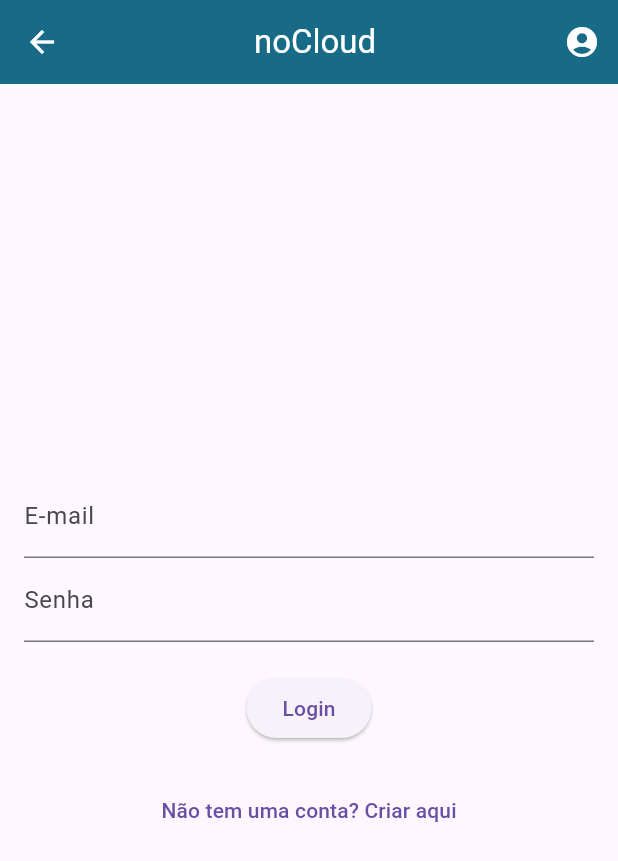
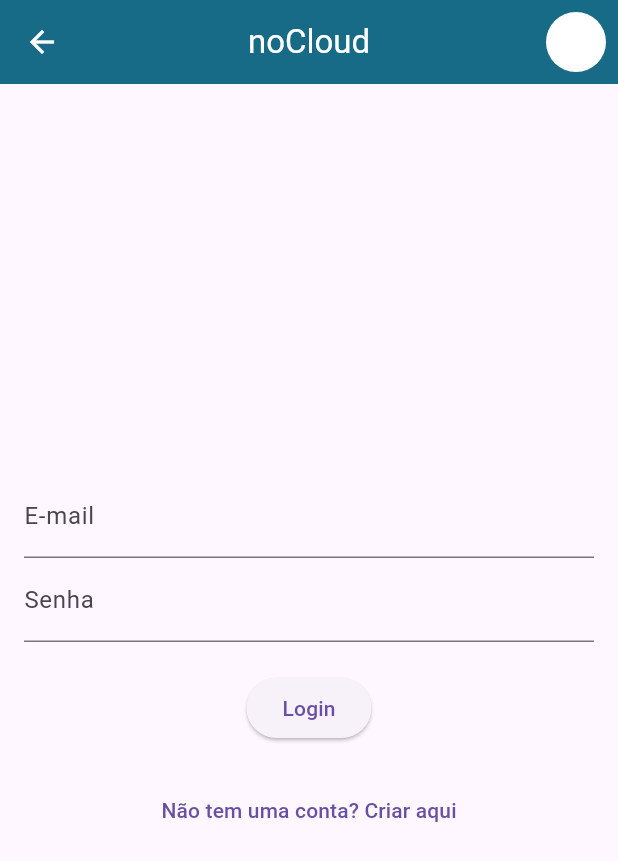
Before and after one commit to noCloud-Visiona/frontend, a Flutter app: the screen it shows after launch, on a phone screen of 412 x 824 dp. Shown: the top 861 px of the screen. Run offline on Flutter 3.47's test engine with Material 3 defaults, Android fonts, the phone set to English and light mode, and no system bars; our stand-ins replace file_picker, flutter_dotenv, flutter_map, image_picker, jwt_decoder, latlong2 and 4 more; missing offline and left inert: flutter_map_cancellable_tile_provider, universal_html.

Commit message:
feat: adicionando letra maiúscula no ícone caso usuário estiver logado

```diff
--- a/lib/widgets/custom_app_navbar.dart
+++ b/lib/widgets/custom_app_navbar.dart
@@ -14,16 +14,14 @@ class CustomNavBar extends StatelessWidget implements PreferredSizeWidget {
     super.key,
     this.onBackPressed,
     this.onUserIconPressed,
-    this.shouldCheckJwt = true, // Por padrão, o shouldCheckJwt é true, e desativado apenas na page login_page e register_page.
+    this.shouldCheckJwt = true,
   });
 
   void _checkJwtAndRedirect(BuildContext context) {
     final authProvider = Provider.of<AuthProvider>(context, listen: false);
     final token = authProvider.jwtToken;
 
-    // Verifica se o token está presente e se é válido
     if (token == null || !isTokenValid(token)) {
-      // Exibe o popup avisando que o login expirou
       WidgetsBinding.instance.addPostFrameCallback((_) {
         showDialog(
           context: context,
@@ -35,8 +33,7 @@ class CustomNavBar extends StatelessWidget implements PreferredSizeWidget {
                 TextButton(
                   child: const Text('OK'),
                   onPressed: () {
-                    Navigator.of(context).pop(); // Fecha o dialog
-                    // Redireciona para a página de login
+                    Navigator.of(context).pop();
                     Navigator.pushReplacement(
                       context,
                       MaterialPageRoute(builder: (context) => const LoginPage()),
@@ -53,7 +50,6 @@ class CustomNavBar extends StatelessWidget implements PreferredSizeWidget {
 
   @override
   Widget build(BuildContext context) {
-    // Verifica o JWT apenas se o parâmetro shouldCheckJwt for true
     if (shouldCheckJwt) {
       _checkJwtAndRedirect(context);
     }
@@ -71,27 +67,42 @@ class CustomNavBar extends StatelessWidget implements PreferredSizeWidget {
         ),
       ),
       actions: [
-        IconButton(
-          icon: const Icon(Icons.account_circle, color: Colors.white),
-          onPressed: () {
-            // Verifica o JWT antes de executar a ação do ícone do usuário
-            final authProvider = Provider.of<AuthProvider>(context, listen: false);
+        Consumer<AuthProvider>(
+          builder: (context, authProvider, _) {
             final token = authProvider.jwtToken;
+            String userInitial = '';
 
-            // Se o token for nulo ou inválido, não faz nada
-            if (token == null || !isTokenValid(token)) {
-              return; // Não faz nada se não houver token
+            if (token != null && isTokenValid(token)) {
+              final tokenPayload = getDecodedToken(token);
+              final userName = tokenPayload?['nome'];
+              if (userName != null && userName.isNotEmpty) {
+                userInitial = userName[0].toUpperCase();
+              }
             }
 
-            // Se o token for válido, execute a ação desejada
-            Navigator.push(
-              context,
-              MaterialPageRoute(builder: (context) => const UserProfilePage()),
+            return IconButton(
+              icon: CircleAvatar(
+                backgroundColor: Colors.white,
+                child: Text(
+                  userInitial, // Exibe a inicial do nome
+                  style: const TextStyle(color: Color(0xFF176B87)),
+                ),
+              ),
+              onPressed: () {
+                if (token == null || !isTokenValid(token)) {
+                  return; // Não faz nada se não houver token
+                }
+
+                Navigator.push(
+                  context,
+                  MaterialPageRoute(builder: (context) => const UserProfilePage()),
+                );
+              },
             );
           },
         ),
       ],
-      toolbarHeight: 60.0, // Ajuste o valor conforme necessário
+      toolbarHeight: 60.0,
     );
   }
 
```
